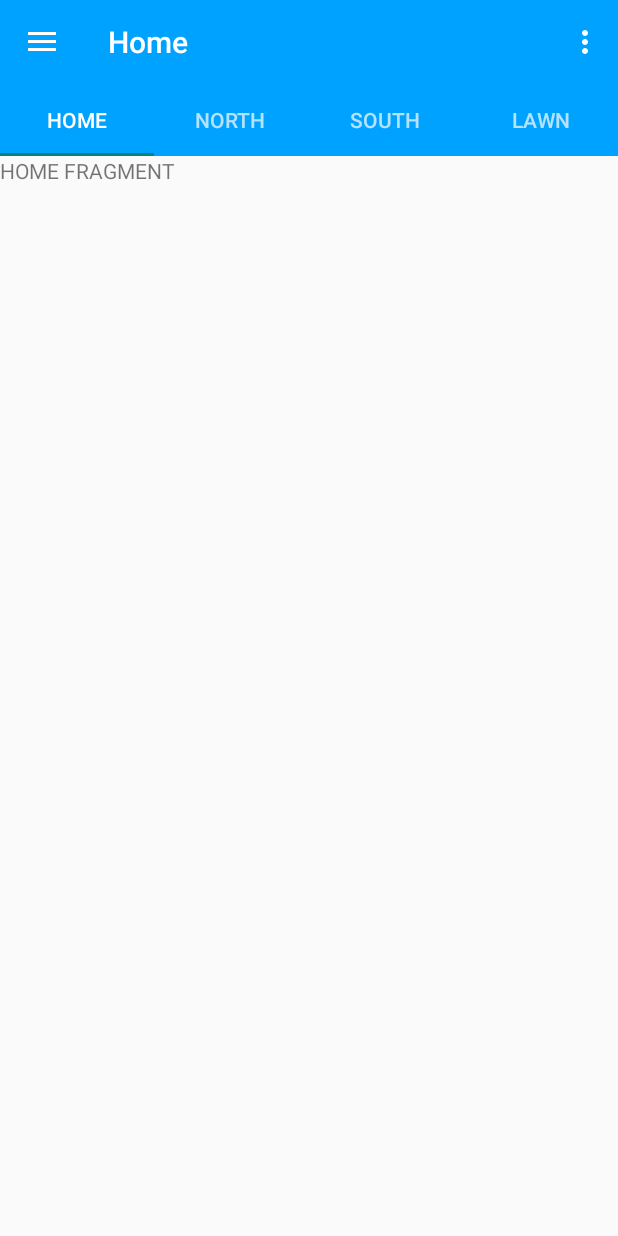
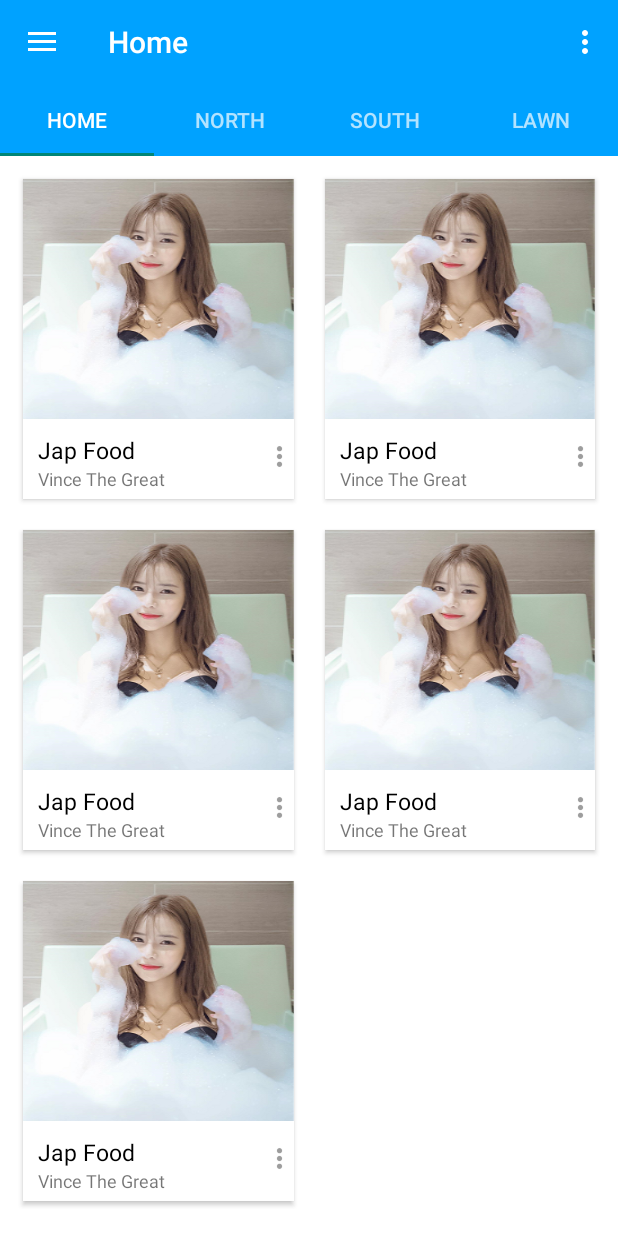
Before and after one commit to imvincey/MHCI-AE, an Android app: the HomeFragment screen opened directly, with no data from a screen before it, on a phone screen of 412 x 824 dp. Run offline under Robolectric (Android 15) with nearby library versions, the phone set to English and light mode, and no system bars.

Commit message:
Upload checkpoint

```diff
--- a/inCampus/app/src/main/java/mhci/teamsix/ugs/incampus/HomeFragment.java
+++ b/inCampus/app/src/main/java/mhci/teamsix/ugs/incampus/HomeFragment.java
@@ -1,20 +1,87 @@
 package mhci.teamsix.ugs.incampus;
 
 import android.content.Context;
+import android.content.res.Resources;
 import android.net.Uri;
 import android.os.Bundle;
 import android.support.v4.app.Fragment;
+import android.support.v7.widget.DefaultItemAnimator;
+import android.support.v7.widget.GridLayoutManager;
+import android.support.v7.widget.RecyclerView;
+import android.util.TypedValue;
 import android.view.LayoutInflater;
 import android.view.View;
 import android.view.ViewGroup;
 
+import java.util.ArrayList;
+import java.util.List;
+
+import mhci.teamsix.ugs.incampus.util.CardSpaceItemDeco;
+import mhci.teamsix.ugs.incampus.util.FoodStore;
+import mhci.teamsix.ugs.incampus.util.FoodStoreAdapter;
+
 
 public class HomeFragment extends Fragment {
+    private RecyclerView recyclerView;
+    private FoodStoreAdapter foodStoreAdapter;
+    private List<FoodStore> foodStoreList;
+
+    public HomeFragment (){
+
+    }
+
+    @Override
+    public void onCreate(Bundle savedInstanceState) {
+        super.onCreate(savedInstanceState);
+    }
 
     @Override
     public View onCreateView(LayoutInflater inflater, ViewGroup container,
                              Bundle savedInstanceState) {
         // Inflate the layout for this fragment
-        return inflater.inflate(R.layout.fragment_home, container, false);
+        View view = inflater.inflate(R.layout.fragment_home, container, false);
+        recyclerView = (RecyclerView) view.findViewById(R.id.recycler_view);
+        foodStoreList = new ArrayList<>();
+        foodStoreAdapter = new FoodStoreAdapter(getContext(), foodStoreList);
+
+        RecyclerView.LayoutManager mLayoutManager = new GridLayoutManager(getContext(), 2);
+        recyclerView.setLayoutManager(mLayoutManager);
+        recyclerView.addItemDecoration(new CardSpaceItemDeco(2, dpToPx(10), true));
+        recyclerView.setItemAnimator(new DefaultItemAnimator());
+        recyclerView.setAdapter(foodStoreAdapter);
+
+        prepareCards();
+
+        return view;
+    }
+
+    private void prepareCards() {
+        int[] covers = new int[]{
+                R.drawable.dp};
+
+        FoodStore a = new FoodStore("Jap Food", "HELLOPANDA", covers[0]);
+        foodStoreList.add(a);
+
+        a = new FoodStore("Jap Food", "HELLOPANDA", covers[0]);
+        foodStoreList.add(a);
+
+        a = new FoodStore("Jap Food", "HELLOPANDA", covers[0]);
+        foodStoreList.add(a);
+
+        a = new FoodStore("Jap Food", "HELLOPANDA", covers[0]);
+        foodStoreList.add(a);
+
+        a = new FoodStore("Jap Food", "HELLOPANDA", covers[0]);
+        foodStoreList.add(a);
+
+        foodStoreAdapter.notifyDataSetChanged();
+    }
+
+    /**
+     * Converting dp to pixel
+     */
+    private int dpToPx(int dp) {
+        Resources r = getResources();
+        return Math.round(TypedValue.applyDimension(TypedValue.COMPLEX_UNIT_DIP, dp, r.getDisplayMetrics()));
     }
 }
--- a/inCampus/app/src/main/java/mhci/teamsix/ugs/incampus/LoginActivity.java
+++ b/inCampus/app/src/main/java/mhci/teamsix/ugs/incampus/LoginActivity.java
@@ -15,6 +15,7 @@ import android.widget.Toast;
 
 import butterknife.ButterKnife;
 import butterknife.Bind;
+import mhci.teamsix.ugs.incampus.util.UserSessionManager;
 
 public class LoginActivity extends AppCompatActivity {
     private static final String TAG = "LoginActivity";
--- a/inCampus/app/src/main/java/mhci/teamsix/ugs/incampus/MainActivity.java
+++ b/inCampus/app/src/main/java/mhci/teamsix/ugs/incampus/MainActivity.java
@@ -16,6 +16,9 @@ import android.view.Menu;
 import android.view.MenuItem;
 import android.widget.TextView;
 import android.widget.Toast;
+
+import mhci.teamsix.ugs.incampus.util.UserSessionManager;
+import mhci.teamsix.ugs.incampus.util.ViewPagerAdapter;
 
 public class MainActivity extends AppCompatActivity
         implements NavigationView.OnNavigationItemSelectedListener {
--- a/inCampus/app/src/main/java/mhci/teamsix/ugs/incampus/SettingActivity.java
+++ b/inCampus/app/src/main/java/mhci/teamsix/ugs/incampus/SettingActivity.java
@@ -8,6 +8,8 @@ import android.widget.CompoundButton;
 import android.widget.SeekBar;
 import android.widget.Switch;
 import android.widget.TextView;
+
+import mhci.teamsix.ugs.incampus.util.UserSessionManager;
 
 public class SettingActivity extends AppCompatActivity {
     ActionBar actionBar;
--- a/inCampus/app/src/main/java/mhci/teamsix/ugs/incampus/SplashScreen.java
+++ b/inCampus/app/src/main/java/mhci/teamsix/ugs/incampus/SplashScreen.java
@@ -1,12 +1,10 @@
 package mhci.teamsix.ugs.incampus;
 
-import android.content.Context;
 import android.content.Intent;
-import android.content.SharedPreferences;
-import android.content.pm.PackageInstaller;
 import android.support.v7.app.AppCompatActivity;
 import android.os.Bundle;
-import android.widget.Toast;
+
+import mhci.teamsix.ugs.incampus.util.UserSessionManager;
 
 public class SplashScreen extends AppCompatActivity {
 
--- /dev/null
+++ b/inCampus/app/src/main/java/mhci/teamsix/ugs/incampus/util/CardSpaceItemDeco.java
@@ -0,0 +1,43 @@
+package mhci.teamsix.ugs.incampus.util;
+
+import android.graphics.Rect;
+import android.support.v7.widget.RecyclerView;
+import android.view.View;
+
+/**
+ * Created by Vincey on 6/3/2017.
+ */
+
+public class CardSpaceItemDeco extends RecyclerView.ItemDecoration{
+    private int spanCount;
+    private int spacing;
+    private boolean includeEdge;
+
+    public CardSpaceItemDeco(int spanCount, int spacing, boolean includeEdge) {
+        this.spanCount = spanCount;
+        this.spacing = spacing;
+        this.includeEdge = includeEdge;
+    }
+
+    @Override
+    public void getItemOffsets(Rect outRect, View view, RecyclerView parent, RecyclerView.State state) {
+        int position = parent.getChildAdapterPosition(view); // item position
+        int column = position % spanCount; // item column
+
+        if (includeEdge) {
+            outRect.left = spacing - column * spacing / spanCount; // spacing - column * ((1f / spanCount) * spacing)
+            outRect.right = (column + 1) * spacing / spanCount; // (column + 1) * ((1f / spanCount) * spacing)
+
+            if (position < spanCount) { // top edge
+                outRect.top = spacing;
+            }
+            outRect.bottom = spacing; // item bottom
+        } else {
+            outRect.left = column * spacing / spanCount; // column * ((1f / spanCount) * spacing)
+            outRect.right = spacing - (column + 1) * spacing / spanCount; // spacing - (column + 1) * ((1f /    spanCount) * spacing)
+            if (position >= spanCount) {
+                outRect.top = spacing; // item top
+            }
+        }
+    }
+}
--- /dev/null
+++ b/inCampus/app/src/main/java/mhci/teamsix/ugs/incampus/util/FoodStore.java
@@ -0,0 +1,119 @@
+package mhci.teamsix.ugs.incampus.util;
+
+import java.util.HashMap;
+
+/**
+ * Created by Vincey on 6/3/2017.
+ */
+
+public class FoodStore {
+    private String name;
+    private int likes;
+    private int lastPosted;
+    private String[] imageurl;
+    private String phone;
+    private int startPrice;
+    private int endPrice;
+    private HashMap<String, String> userComments = new HashMap<String, String>();
+    private int reviews;
+
+    private int image;
+    private String author;
+    public FoodStore(String name, String author, int image){
+        this.name = name;
+        this.author = author;
+        this.image = image;
+    }
+
+    public FoodStore() {
+
+    }
+
+    public FoodStore(String name, int likes, int lastPosted, String[] imageurl, String phone, int startPrice, int endPrice, HashMap<String, String> userComments, int reviews) {
+        this.name = name;
+        this.likes = likes;
+        this.lastPosted = lastPosted;
+        this.imageurl = imageurl;
+        this.phone = phone;
+        this.startPrice = startPrice;
+        this.endPrice = endPrice;
+        this.userComments = userComments;
+        this.reviews = reviews;
+
+    }
+
+    public String getName() {
+        return name;
+    }
+
+    public void setName(String name) {
+        this.name = name;
+    }
+
+    public int getLikes() {
+        return likes;
+    }
+
+    public void setLikes(int likes) {
+        this.likes = likes;
+    }
+
+    public int getLastPosted() {
+        return lastPosted;
+    }
+
+    public void setLastPosted(int lastPosted) {
+        this.lastPosted = lastPosted;
+    }
+
+    public String[] getImageurl() {
+        return imageurl;
+    }
+
+    public void setImageurl(String[] imageurl) {
+        this.imageurl = imageurl;
+    }
+
+    public int getImage(){return image;}
+    public void setImage(int image){this.image = image;}
+
+    public String getPhone() {
+        return phone;
+    }
+
+    public void setPhone(String phone) {
+        this.phone = phone;
+    }
+
+    public int getStartPrice() {
+        return startPrice;
+    }
+
+    public void setStartPrice(int startPrice) {
+        this.startPrice = startPrice;
+    }
+
+    public int getEndPrice() {
+        return endPrice;
+    }
+
+    public void setEndPrice(int endPrice) {
+        this.endPrice = endPrice;
+    }
+
+    public HashMap<String, String> getUserComments() {
+        return userComments;
+    }
+
+    public void setUserComments(HashMap<String, String> userComments) {
+        this.userComments = userComments;
+    }
+
+    public int getReviews() {
+        return reviews;
+    }
+
+    public void setReviews(int reviews) {
+        this.reviews = reviews;
+    }
+}
--- /dev/null
+++ b/inCampus/app/src/main/java/mhci/teamsix/ugs/incampus/util/FoodStoreAdapter.java
@@ -0,0 +1,70 @@
+package mhci.teamsix.ugs.incampus.util;
+
+import android.content.Context;
+import android.support.v7.widget.PopupMenu;
+import android.support.v7.widget.RecyclerView;
+import android.view.LayoutInflater;
+import android.view.MenuInflater;
+import android.view.View;
+import android.view.ViewGroup;
+
+import com.bumptech.glide.Glide;
+
+import java.util.List;
+
+import mhci.teamsix.ugs.incampus.R;
+
+
+/**
+ * Created by Vincey on 6/3/2017.
+ */
+
+public class FoodStoreAdapter extends RecyclerView.Adapter<ViewCardHolder>{
+    private Context appContext;
+    private List<FoodStore> storeList;
+
+    public FoodStoreAdapter (Context appContext, List<FoodStore> storeList){
+        this.appContext = appContext;
+        this.storeList = storeList;
+    }
+
+    @Override
+    public ViewCardHolder onCreateViewHolder(ViewGroup parent, int viewtype){
+
+        View itemView = LayoutInflater.from(parent.getContext()).inflate(R.layout.shop_card, parent, false);
+        return new ViewCardHolder(itemView);
+    }
+
+    @Override
+    public void onBindViewHolder(final ViewCardHolder holder, int position) {
+        FoodStore album = storeList.get(position);
+        holder.storeName.setText(album.getName());
+        holder.byUser.setText("Vince The Great");
+
+        // loading album cover using Glide library
+        Glide.with(appContext).load(album.getImage()).into(holder.thumbnail);
+
+        holder.settingImg.setOnClickListener(new View.OnClickListener() {
+            @Override
+            public void onClick(View view) {
+                showPopupMenu(holder.settingImg);
+            }
+        });
+    }
+    /**
+     * Showing popup menu when tapping on 3 dots
+     */
+    private void showPopupMenu(View view) {
+        // inflate menu
+        PopupMenu popup = new PopupMenu(appContext, view);
+        MenuInflater inflater = popup.getMenuInflater();
+        inflater.inflate(R.menu.card_menu, popup.getMenu());
+        popup.setOnMenuItemClickListener(new MyMenuItemClickListener(appContext));
+        popup.show();
+    }
+
+    @Override
+    public int getItemCount() {
+        return storeList.size();
+    }
+}
--- /dev/null
+++ b/inCampus/app/src/main/java/mhci/teamsix/ugs/incampus/util/MyMenuItemClickListener.java
@@ -0,0 +1,32 @@
+package mhci.teamsix.ugs.incampus.util;
+
+import android.content.Context;
+import android.support.v7.widget.PopupMenu;
+import android.view.MenuItem;
+import android.widget.Toast;
+
+import mhci.teamsix.ugs.incampus.R;
+
+/**
+ * Created by Vincey on 6/3/2017.
+ */
+
+public class MyMenuItemClickListener implements PopupMenu.OnMenuItemClickListener{
+    Context context;
+    public MyMenuItemClickListener(){
+
+    }
+    public MyMenuItemClickListener(Context context){
+        this.context = context;
+    }
+    @Override
+    public boolean onMenuItemClick(MenuItem menuItem) {
+        switch (menuItem.getItemId()) {
+            case R.id.action_add_favourite:
+                Toast.makeText(context, "Add to favourite", Toast.LENGTH_SHORT).show();
+                return true;
+            default:
+        }
+        return false;
+    }
+}
--- a/inCampus/app/src/main/java/mhci/teamsix/ugs/incampus/PageAdapter.java
+++ b/inCampus/app/src/main/java/mhci/teamsix/ugs/incampus/util/PageAdapter.java
@@ -1,8 +1,12 @@
-package mhci.teamsix.ugs.incampus;
+package mhci.teamsix.ugs.incampus.util;
 
 import android.support.v4.app.Fragment;
 import android.support.v4.app.FragmentManager;
 import android.support.v4.app.FragmentStatePagerAdapter;
+
+import mhci.teamsix.ugs.incampus.LawnFragment;
+import mhci.teamsix.ugs.incampus.NorthFragment;
+import mhci.teamsix.ugs.incampus.SouthFragment;
 
 /**
  * Created by Vincey on 3/3/2017.
--- a/inCampus/app/src/main/java/mhci/teamsix/ugs/incampus/UserSessionManager.java
+++ b/inCampus/app/src/main/java/mhci/teamsix/ugs/incampus/util/UserSessionManager.java
@@ -1,10 +1,12 @@
-package mhci.teamsix.ugs.incampus;
+package mhci.teamsix.ugs.incampus.util;
 
 import android.content.Context;
 import android.content.Intent;
 import android.content.SharedPreferences;
 
 import java.util.HashMap;
+
+import mhci.teamsix.ugs.incampus.LoginActivity;
 
 /**
  * Created by Vincey on 28/2/2017.
--- /dev/null
+++ b/inCampus/app/src/main/java/mhci/teamsix/ugs/incampus/util/ViewCardHolder.java
@@ -0,0 +1,24 @@
+package mhci.teamsix.ugs.incampus.util;
+
+import android.support.v7.widget.RecyclerView;
+import android.view.View;
+import android.widget.ImageView;
+import android.widget.TextView;
+
+import mhci.teamsix.ugs.incampus.R;
+
+/**
+ * Created by Vincey on 6/3/2017.
+ */
+
+public class ViewCardHolder extends RecyclerView.ViewHolder{
+    public TextView storeName, byUser;
+    public ImageView thumbnail, settingImg;
+    public ViewCardHolder (View view){
+        super(view);
+        thumbnail = (ImageView) view.findViewById(R.id.thumbnail);
+        storeName = (TextView) view.findViewById (R.id.shop_name);
+        byUser = (TextView) view.findViewById(R.id.author);
+        settingImg = (ImageView) view.findViewById(R.id.settingImg);
+    }
+}
--- a/inCampus/app/src/main/java/mhci/teamsix/ugs/incampus/ViewPagerAdapter.java
+++ b/inCampus/app/src/main/java/mhci/teamsix/ugs/incampus/util/ViewPagerAdapter.java
@@ -1,4 +1,4 @@
-package mhci.teamsix.ugs.incampus;
+package mhci.teamsix.ugs.incampus.util;
 
 import android.support.v4.app.Fragment;
 import android.support.v4.app.FragmentManager;
--- /dev/null
+++ b/inCampus/app/src/main/res/layout/content_fragmenthome.xml
@@ -0,0 +1,19 @@
+<?xml version="1.0" encoding="utf-8"?>
+<LinearLayout xmlns:android="http://schemas.android.com/apk/res/android"
+    xmlns:app="http://schemas.android.com/apk/res-auto"
+    xmlns:tools="http://schemas.android.com/tools"
+    android:layout_width="match_parent"
+    android:layout_height="match_parent"
+    android:background="@color/white"
+    app:layout_behavior="@string/appbar_scrolling_view_behavior"
+    tools:context="mhci.teamsix.ugs.incampus.HomeFragment"
+    tools:showIn="@layout/fragment_home">
+
+    <android.support.v7.widget.RecyclerView
+        android:id="@+id/recycler_view"
+        android:layout_width="match_parent"
+        android:layout_height="wrap_content"
+        android:clipToPadding="false"
+        android:scrollbars="vertical" />
+
+</LinearLayout>
--- a/inCampus/app/src/main/res/layout/fragment_home.xml
+++ b/inCampus/app/src/main/res/layout/fragment_home.xml
@@ -1,13 +1,9 @@
-<FrameLayout xmlns:android="http://schemas.android.com/apk/res/android"
+<LinearLayout xmlns:android="http://schemas.android.com/apk/res/android"
     xmlns:tools="http://schemas.android.com/tools"
     android:layout_width="match_parent"
     android:layout_height="match_parent"
     tools:context="mhci.teamsix.ugs.incampus.HomeFragment">
 
-    <!-- TODO: Update blank fragment layout -->
-    <TextView
-        android:layout_width="match_parent"
-        android:layout_height="match_parent"
-        android:text="HOME FRAGMENT" />
+    <include layout="@layout/content_fragmenthome" />
 
-</FrameLayout>
+</LinearLayout>
--- /dev/null
+++ b/inCampus/app/src/main/res/layout/shop_card.xml
@@ -0,0 +1,63 @@
+<?xml version="1.0" encoding="utf-8"?>
+<LinearLayout xmlns:android="http://schemas.android.com/apk/res/android"
+    xmlns:card_view="http://schemas.android.com/apk/res-auto"
+    android:layout_width="match_parent"
+    android:layout_height="wrap_content">
+
+    <android.support.v7.widget.CardView
+        android:id="@+id/card_view"
+        android:layout_width="match_parent"
+        android:layout_height="match_parent"
+        android:layout_gravity="center"
+        android:layout_margin="@dimen/card_margin"
+        android:elevation="3dp"
+        card_view:cardCornerRadius="@dimen/card_album_radius">
+
+        <RelativeLayout
+            android:layout_width="match_parent"
+            android:layout_height="match_parent">
+
+            <ImageView
+                android:id="@+id/thumbnail"
+                android:layout_width="match_parent"
+                android:layout_height="@dimen/album_cover_height"
+                android:background="?attr/selectableItemBackgroundBorderless"
+                android:clickable="true"
+                android:scaleType="fitXY" />
+
+            <TextView
+                android:id="@+id/shop_name"
+                android:layout_width="match_parent"
+                android:layout_height="wrap_content"
+                android:layout_below="@id/thumbnail"
+                android:paddingLeft="@dimen/album_title_padding"
+                android:paddingRight="@dimen/album_title_padding"
+                android:paddingTop="@dimen/album_title_padding"
+                android:textColor="@color/black"
+                android:textSize="@dimen/album_title" />
+
+            <TextView
+                android:id="@+id/author"
+                android:layout_width="match_parent"
+                android:layout_height="wrap_content"
+                android:layout_below="@id/shop_name"
+                android:paddingBottom="@dimen/songs_count_padding_bottom"
+                android:paddingLeft="@dimen/album_title_padding"
+                android:paddingRight="@dimen/album_title_padding"
+                android:textSize="@dimen/songs_count" />
+
+            <ImageView
+                android:id="@+id/settingImg"
+                android:layout_width="@dimen/ic_album_overflow_width"
+                android:layout_height="@dimen/ic_album_overflow_height"
+                android:layout_alignParentRight="true"
+                android:layout_below="@id/thumbnail"
+                android:layout_marginTop="@dimen/ic_album_overflow_margin_top"
+                android:scaleType="centerCrop"
+                android:src="@drawable/ic_dots" />
+
+        </RelativeLayout>
+
+    </android.support.v7.widget.CardView>
+
+</LinearLayout>
--- /dev/null
+++ b/inCampus/app/src/main/res/menu/card_menu.xml
@@ -0,0 +1,7 @@
+<?xml version="1.0" encoding="utf-8"?>
+<menu xmlns:android="http://schemas.android.com/apk/res/android">
+    <item
+        android:id="@+id/action_add_favourite"
+        android:orderInCategory="100"
+        android:title="TEST" />
+</menu>
--- a/inCampus/app/src/main/res/values/dimens.xml
+++ b/inCampus/app/src/main/res/values/dimens.xml
@@ -6,4 +6,20 @@
     <dimen name="activity_horizontal_margin">16dp</dimen>
     <dimen name="activity_vertical_margin">16dp</dimen>
     <dimen name="fab_margin">16dp</dimen>
+    <!-- Add ons -->
+    <dimen name="item_offset">10dp</dimen>
+    <dimen name="detail_backdrop_height">250dp</dimen>
+    <dimen name="backdrop_title">30dp</dimen>
+    <dimen name="backdrop_subtitle">18dp</dimen>
+    <dimen name="card_margin">5dp</dimen>
+    <dimen name="card_album_radius">0dp</dimen>
+    <dimen name="album_cover_height">160dp</dimen>
+    <dimen name="album_title_padding">10dp</dimen>
+    <dimen name="album_title">15dp</dimen>
+    <dimen name="songs_count_padding_bottom">5dp</dimen>
+    <dimen name="songs_count">12dp</dimen>
+    <dimen name="ic_album_overflow_width">20dp</dimen>
+    <dimen name="ic_album_overflow_height">30dp</dimen>
+    <dimen name="ic_album_overflow_margin_top">10dp</dimen>
+
 </resources>
```
Also changed, not shown: inCampus/app/build.gradle (+7 -0 lines), inCampus/app/src/main/res/drawable-v21/ic_dots.png (added).
